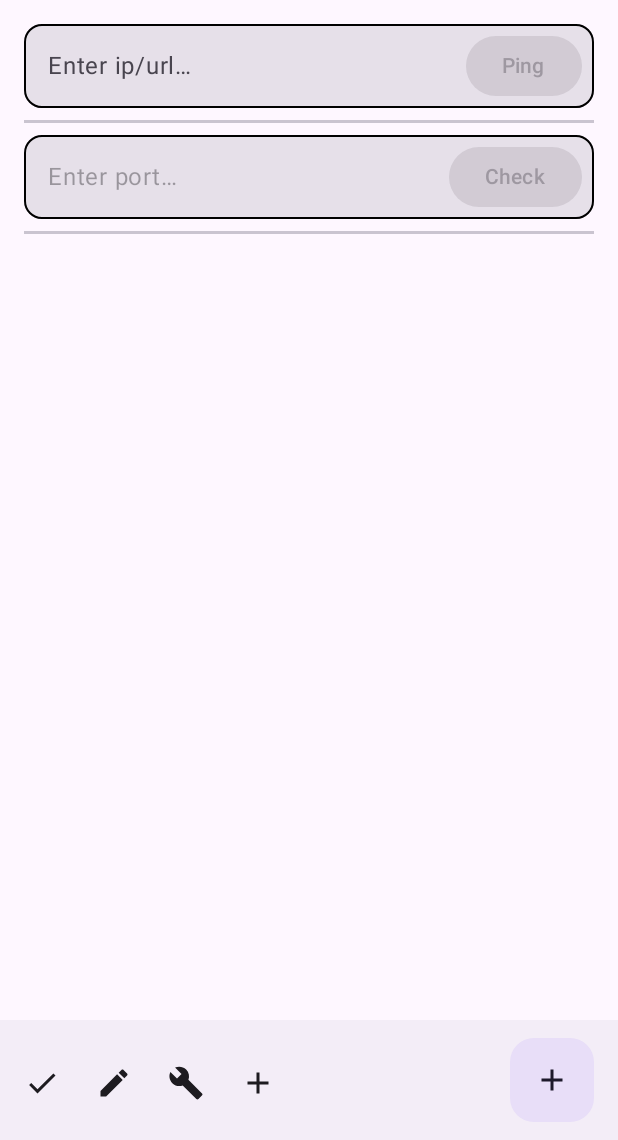
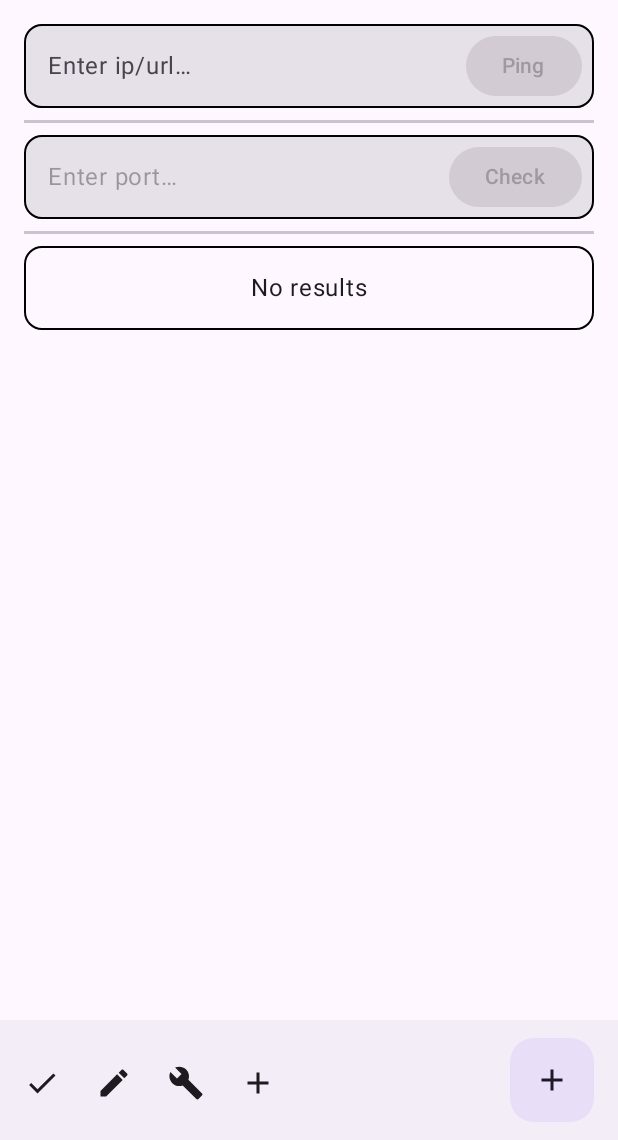
Before and after one commit to Pulimet/CCTVPortScanner2025, an Android app built with Jetpack Compose: the screen it shows after launch (MainActivity), on a phone screen of 412 x 824 dp, the part 96-1236 px from its top. Run offline under Robolectric (Android 15) with nearby library versions, the phone set to English and light mode, and no system bars.

Commit message:
Show scan results with ScanResultCard.kt 2

```diff
--- a/app/src/main/java/net/alexandroid/network/cctvportscanner/repo/PortScanRepo.kt
+++ b/app/src/main/java/net/alexandroid/network/cctvportscanner/repo/PortScanRepo.kt
@@ -75,7 +75,7 @@ class PortScanRepo {
         } catch (_: java.io.IOException) {
             state = PortScanStatus.CLOSED
         }
-        Log.d("HomeViewModel", "Host: ${host} -> Port $port state: ${state.name}")
+        Log.d("HomeViewModel", "Host: $host -> Port $port state: ${state.name}")
 
         callback(port, state)
     }
--- a/app/src/main/java/net/alexandroid/network/cctvportscanner/ui/home/HomeViewModel.kt
+++ b/app/src/main/java/net/alexandroid/network/cctvportscanner/ui/home/HomeViewModel.kt
@@ -96,7 +96,6 @@ class HomeViewModel(private val portScanRepo: PortScanRepo, private val pingRepo
             customPortState.text.toString()
         )
 
-        // TODO Debug why onEach is not called when host is not valid
         scanFlow
             .onStart { Log.d("HomeViewModel", "Port scan Started") }
             .conflate()
--- a/app/src/main/java/net/alexandroid/network/cctvportscanner/ui/home/cards/ScanResultCard.kt
+++ b/app/src/main/java/net/alexandroid/network/cctvportscanner/ui/home/cards/ScanResultCard.kt
@@ -1,20 +1,28 @@
 package net.alexandroid.network.cctvportscanner.ui.home.cards
 
 import android.content.res.Configuration
+import androidx.compose.foundation.BorderStroke
 import androidx.compose.foundation.layout.Box
-import androidx.compose.foundation.layout.fillMaxSize
+import androidx.compose.foundation.layout.fillMaxWidth
+import androidx.compose.foundation.layout.padding
 import androidx.compose.foundation.layout.size
+import androidx.compose.material3.CardDefaults
+import androidx.compose.material3.MaterialTheme
+import androidx.compose.material3.OutlinedCard
 import androidx.compose.material3.Text
 import androidx.compose.runtime.Composable
 import androidx.compose.runtime.collectAsState
 import androidx.compose.runtime.getValue
 import androidx.compose.ui.Alignment
 import androidx.compose.ui.Modifier
+import androidx.compose.ui.graphics.Color
+import androidx.compose.ui.res.stringResource
 import androidx.compose.ui.text.SpanStyle
 import androidx.compose.ui.text.buildAnnotatedString
 import androidx.compose.ui.text.withStyle
 import androidx.compose.ui.tooling.preview.Preview
 import androidx.compose.ui.unit.dp
+import net.alexandroid.network.cctvportscanner.R
 import net.alexandroid.network.cctvportscanner.ui.common.PreviewWrapper
 import net.alexandroid.network.cctvportscanner.ui.common.Progress
 import net.alexandroid.network.cctvportscanner.ui.home.HomeViewModel
@@ -26,8 +34,14 @@ fun ScanResultCard(homeViewModel: HomeViewModel = koinViewModel()) {
     val uiState by homeViewModel.uiState.collectAsState()
     val result = PortUtils.convertResultToMapWithColors(uiState.portScanResults)
 
-
-    Box(modifier = Modifier.fillMaxSize()) {
+    OutlinedCard(
+        colors = CardDefaults.cardColors(containerColor = MaterialTheme.colorScheme.surface),
+        border = BorderStroke(1.dp, Color.Black),
+        modifier = Modifier.fillMaxWidth()
+    ) {
+        Box(modifier = Modifier
+            .fillMaxWidth()
+            .padding(16.dp)) {
             if (uiState.isPortScanInProgress) {
                 Progress(
                     Modifier
@@ -44,8 +58,16 @@ fun ScanResultCard(homeViewModel: HomeViewModel = koinViewModel()) {
                                 append(it.key)
                             }
                         }
+                    },
+                    modifier = Modifier.align(Alignment.Center)
+                )
             }
+            if (!uiState.isPortScanInProgress && result.isEmpty()) {
+                Text(
+                    text = stringResource(R.string.no_results),
+                    modifier = Modifier.align(Alignment.Center)
                 )
+            }
         }
     }
 }
--- a/app/src/main/res/values/strings.xml
+++ b/app/src/main/res/values/strings.xml
@@ -8,4 +8,5 @@
     <string name="enter_port">Enter port…</string>
     <string name="port_example">80, 8080–8081</string>
     <string name="check">Check</string>
+    <string name="no_results">No results</string>
 </resources>
```
Lines whose indentation alone changed are shown as unchanged.
